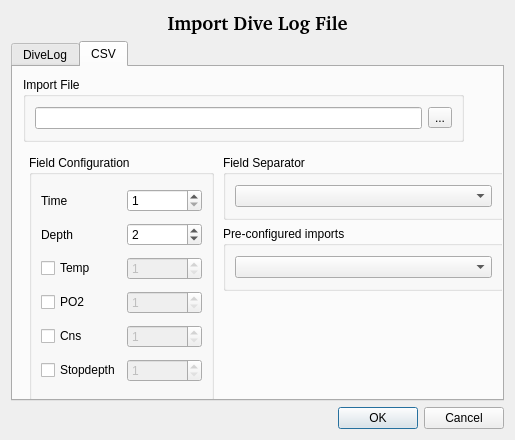
Before: the Qt Designer form qt-ui/divelogimportdialog.ui in subsurface/subsurface, drawn with Qt 5.
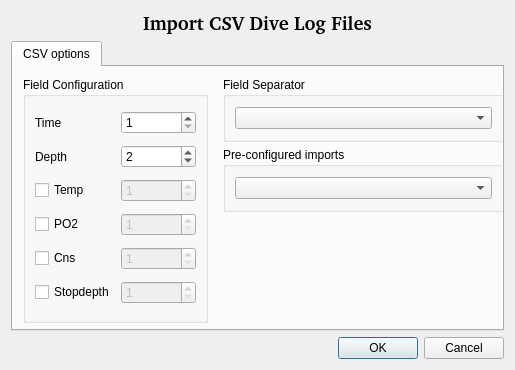
After: the same form once the commit is applied. The open tabs and pages were chosen to show the change. Icons and pictures are not drawn.

Commit message:
Show import dialog only when needed for CSV config
We do not need any import dialog when importing normal XML based
divelogs. With this they are imported directly after file selection
dialog. However, when CSV files are detected in the import list, the
configuration dialog is displayed and applied for them. (CSV files are
detected by file extension.)

What changed in the file:
```diff
--- a/qt-ui/divelogimportdialog.ui
+++ b/qt-ui/divelogimportdialog.ui
@@ -7,7 +7,7 @@
     <x>0</x>
     <y>0</y>
     <width>515</width>
-    <height>440</height>
+    <height>370</height>
    </rect>
   </property>
   <property name="windowTitle">
@@ -33,7 +33,7 @@
       <enum>QFrame::NoFrame</enum>
      </property>
      <property name="text">
-      <string>Import Dive Log File</string>
+      <string>Import CSV Dive Log Files</string>
      </property>
      <property name="alignment">
       <set>Qt::AlignCenter</set>
@@ -45,82 +45,15 @@
      <property name="currentIndex">
       <number>0</number>
      </property>
-     <widget class="QWidget" name="tab_2">
-      <attribute name="title">
-       <string>DiveLog</string>
-      </attribute>
-      <widget class="QGroupBox" name="groupBox_8">
-       <property name="geometry">
-        <rect>
-         <x>10</x>
-         <y>10</y>
-         <width>441</width>
-         <height>65</height>
-        </rect>
-       </property>
-       <property name="sizePolicy">
-        <sizepolicy hsizetype="Expanding" vsizetype="Preferred">
-         <horstretch>0</horstretch>
-         <verstretch>0</verstretch>
-        </sizepolicy>
-       </property>
-       <property name="title">
-        <string>Import File</string>
-       </property>
-       <layout class="QHBoxLayout" name="horizontalLayout_8">
-        <item>
-         <widget class="QLineEdit" name="DiveLogFile"/>
-        </item>
-        <item>
-         <widget class="QToolButton" name="DiveLogFileSelector">
-          <property name="text">
-           <string>...</string>
-          </property>
-         </widget>
-        </item>
-       </layout>
-      </widget>
-     </widget>
      <widget class="QWidget" name="tab">
       <attribute name="title">
-       <string>CSV</string>
+       <string>CSV options</string>
       </attribute>
-      <widget class="QGroupBox" name="groupBox">
-       <property name="geometry">
-        <rect>
-         <x>10</x>
-         <y>10</y>
-         <width>441</width>
-         <height>65</height>
-        </rect>
-       </property>
-       <property name="sizePolicy">
-        <sizepolicy hsizetype="Expanding" vsizetype="Preferred">
-         <horstretch>0</horstretch>
-         <verstretch>0</verstretch>
-        </sizepolicy>
-       </property>
-       <property name="title">
-        <string>Import File</string>
-       </property>
-       <layout class="QHBoxLayout" name="horizontalLayout">
-        <item>
-         <widget class="QLineEdit" name="CSVFile"/>
-        </item>
-        <item>
-         <widget class="QToolButton" name="CSVFileSelector">
-          <property name="text">
-           <string>...</string>
-          </property>
-         </widget>
-        </item>
-       </layout>
-      </widget>
       <widget class="QGroupBox" name="groupBox_2">
        <property name="geometry">
         <rect>
          <x>210</x>
-         <y>88</y>
+         <y>10</y>
          <width>281</width>
          <height>65</height>
         </rect>
@@ -138,7 +71,7 @@
        <property name="geometry">
         <rect>
          <x>210</x>
-         <y>159</y>
+         <y>80</y>
          <width>281</width>
          <height>65</height>
         </rect>
@@ -165,8 +98,8 @@
       <widget class="QGroupBox" name="groupBox_3">
        <property name="geometry">
         <rect>
-         <x>16</x>
-         <y>88</y>
+         <x>10</x>
+         <y>10</y>
          <width>185</width>
          <height>246</height>
         </rect>
@@ -190,7 +123,7 @@
            <bool>false</bool>
           </property>
           <property name="value">
-           <number>0</number>
+           <number>1</number>
           </property>
          </widget>
         </item>
@@ -230,7 +163,7 @@
            <bool>false</bool>
           </property>
           <property name="value">
-           <number>0</number>
+           <number>1</number>
           </property>
          </widget>
         </item>
@@ -281,7 +214,7 @@
            <bool>false</bool>
           </property>
           <property name="value">
-           <number>0</number>
+           <number>1</number>
           </property>
          </widget>
         </item>
```
Left out of the diff: 24 changed lines with no effect on the pictures. The commit also changes 3 other files.
